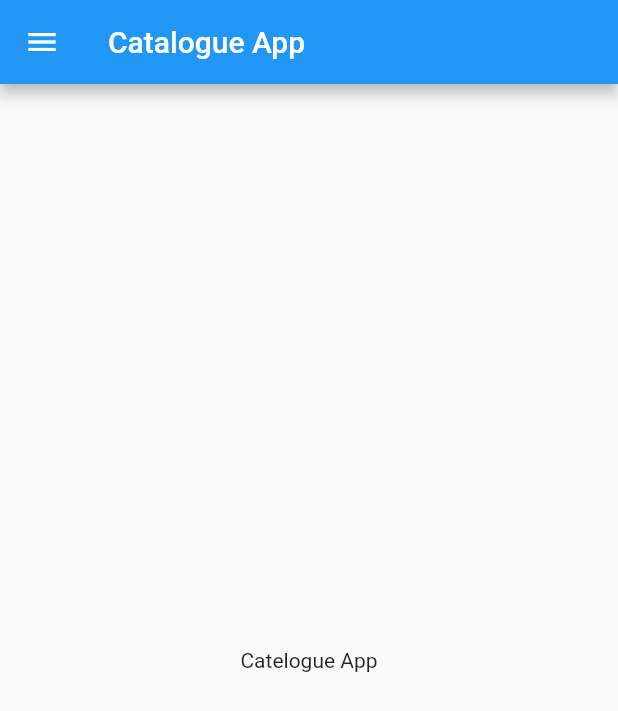
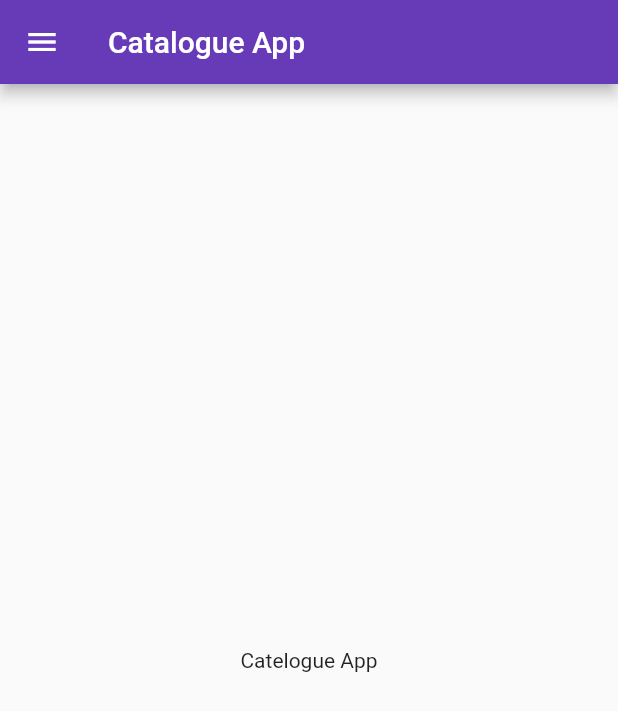
Before and after one commit to Noman050/Catalogue_App, a Flutter app: the screen it shows after launch, on a phone screen of 412 x 824 dp. Shown: the top 711 px of the screen. Run offline on Flutter 3.47's test engine with Material 2 defaults, Android fonts, the phone set to English and light mode, and no system bars.

Commit message:
day 3 completed

```diff
--- a/lib/main.dart
+++ b/lib/main.dart
@@ -1,5 +1,6 @@
+import 'package:catalogue/screens/login_screen.dart';
 import "package:flutter/material.dart";
-import 'HomePage.dart';
+import 'screens/HomePage.dart';
 
 void main() {
   runApp(const MyApp());
@@ -12,7 +13,19 @@ class MyApp extends StatelessWidget {
   Widget build(BuildContext context) {
     return MaterialApp(
       debugShowCheckedModeBanner: false,
-      home: HomePage(),
+      themeMode: ThemeMode.light,
+      theme: ThemeData(
+        primarySwatch: Colors.deepPurple,
+      ),
+      darkTheme: ThemeData(
+        brightness: Brightness.dark,
+      ),
+      initialRoute: "/home",
+      routes: {
+        "/": (context) => const LoginScreen(),
+        "/home": (context) => HomePage(),
+        "/login": (context) => const LoginScreen(),
+      },
     );
   }
 }
--- a/lib/HomePage.dart
+++ b/lib/screens/HomePage.dart
@@ -1,4 +1,4 @@
-import 'package:flutter/material.dart';
+import "package:flutter/material.dart";
 
 class HomePage extends StatelessWidget {
   @override
```
Also changed, not shown: lib/screens/login_screen.dart (added, +21 -0 lines).
